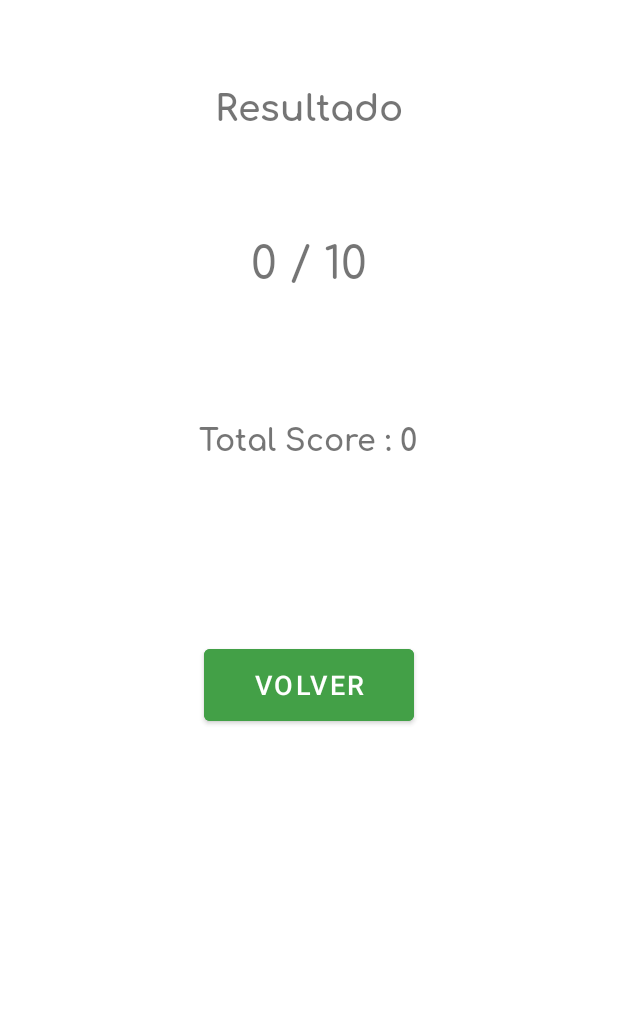
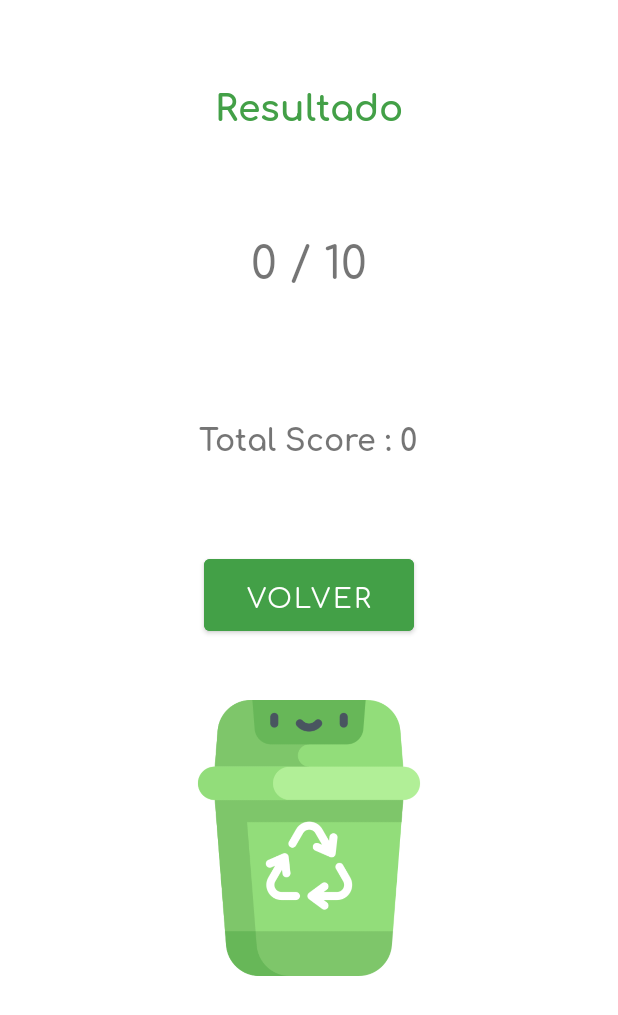
Before and after one commit to LidiaParral/JuegoQuiz_2, an Android app: the Result screen opened directly, with no data from a screen before it, on a phone screen of 412 x 824 dp. Shown: the top 1015 px of the screen. Run offline under Robolectric (Android 15) with nearby library versions, the light colour scheme and no system bars.

Commit message:
Update project

```diff
--- a/app/src/main/res/layout/activity_result.xml
+++ b/app/src/main/res/layout/activity_result.xml
@@ -14,6 +14,7 @@
         android:text="@string/tv_result"
         android:textSize="24sp"
         android:textStyle="bold"
+        android:textColor="@color/purple_500"
         android:layout_marginTop="50dp"
         android:fontFamily="@font/comfortaa_bold"/>
 
@@ -39,8 +40,17 @@
         android:layout_width="140dp"
         android:layout_height="60dp"
         android:text="@string/btn_return"
+        android:fontFamily="@font/comfortaa_regular"
         android:backgroundTint="#43A047"
         android:textSize="18sp"
-        android:layout_marginTop="120dp"
+        android:layout_marginTop="60dp"
         android:onClick="returnTop"/>
+
+    <ImageView
+        android:layout_width="200dp"
+        android:layout_height="200dp"
+        android:padding="8dp"
+        android:layout_marginTop="32dp"
+        android:src="@drawable/recycle"
+        />
 </LinearLayout>
--- a/app/src/main/res/layout/activity_start.xml
+++ b/app/src/main/res/layout/activity_start.xml
@@ -13,8 +13,10 @@
         android:layout_width="wrap_content"
         android:layout_height="wrap_content"
         android:text="@string/tv_appgame"
+        android:textStyle="bold"
         android:textSize="32sp"
-        android:textColor="@color/black"
+        android:textColor="@color/purple_500"
+        android:textAllCaps="true"
         android:fontFamily="@font/comfortaa_bold"
         android:layout_marginTop="120dp"/>
 
@@ -30,6 +32,7 @@
         android:layout_width="150dp"
         android:layout_height="wrap_content"
         android:text="@string/btn_start"
+        android:fontFamily="@font/comfortaa_regular"
         android:backgroundTint="#43A047"
         android:layout_marginTop="80dp"
         android:onClick="startQuiz"/>
```
Also changed, not shown: app/src/main/res/drawable/recycle.png (added).
